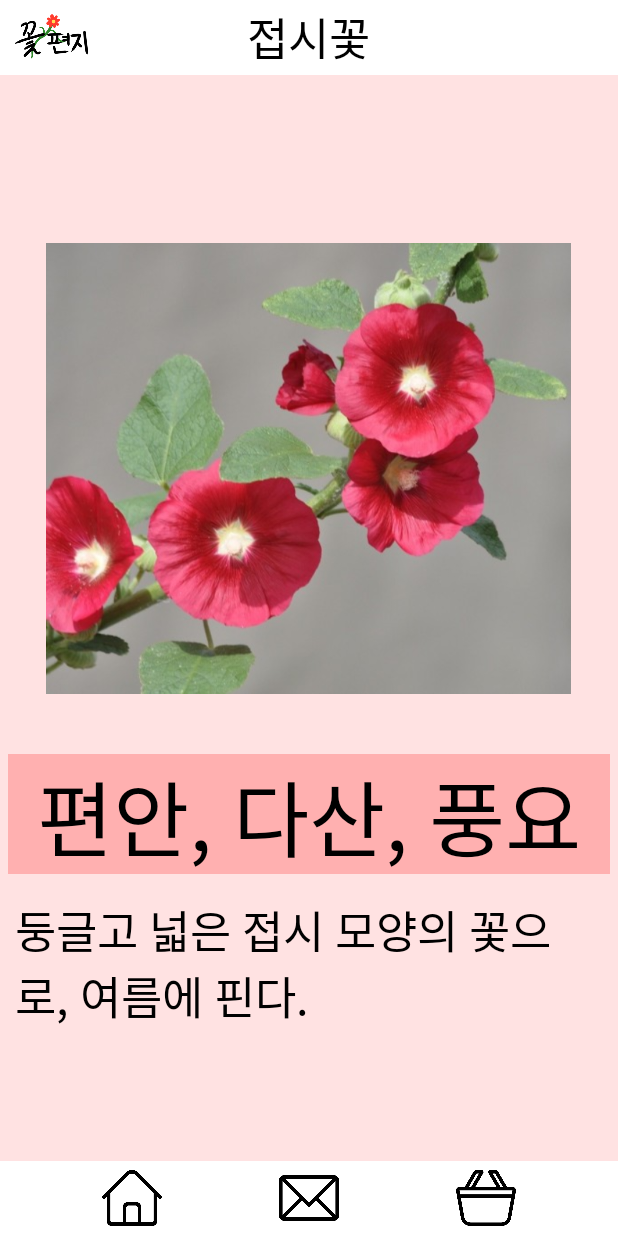
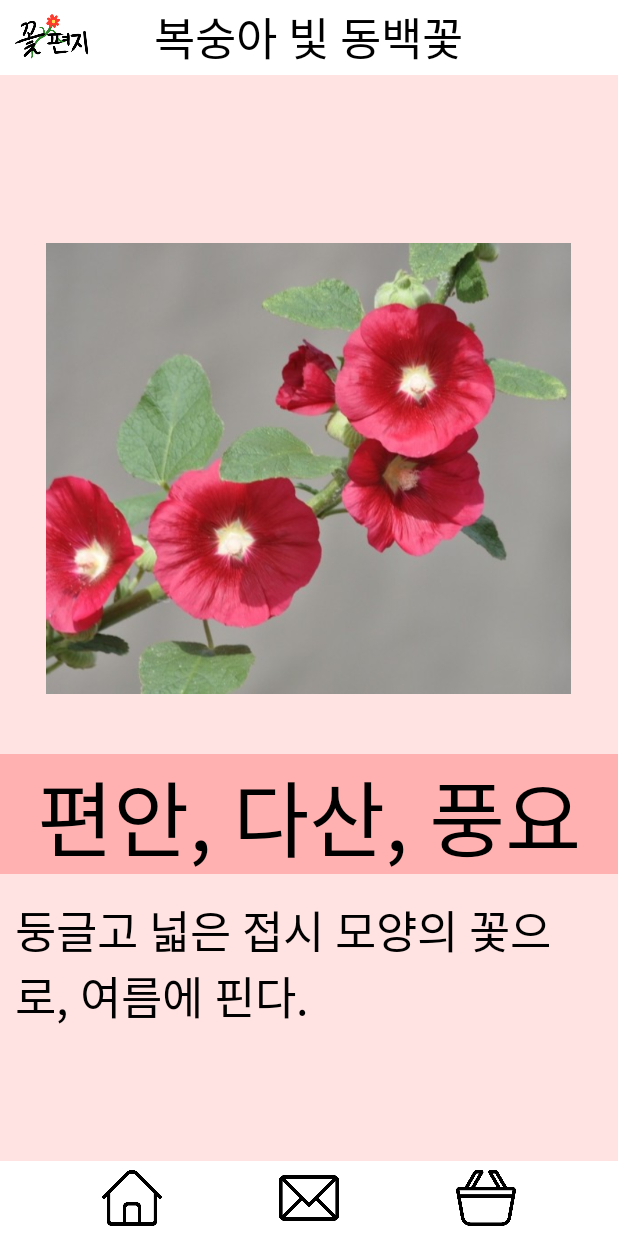
Before and after one commit to eunseo22/hackathon, an Android app: the fragment Luvpra_flower placed in its activity, on a phone screen of 412 x 824 dp. Run offline under Robolectric (Android 15) with nearby library versions, the phone set to English and light mode, and no system bars.

```diff
--- a/app/src/main/java/com/example/hackathon/Frag_bag.java
+++ b/app/src/main/java/com/example/hackathon/Frag_bag.java
@@ -18,7 +18,7 @@ public class Frag_bag extends Fragment {
     @Nullable
     @Override
     public View onCreateView(@NonNull LayoutInflater inflater, @Nullable ViewGroup container, @Nullable Bundle savedInstanceState) {
-        return inflater.inflate(R.layout.frag_bag, container, false);
+        return inflater.inflate(R.layout.bag, container, false);
 
     }
 }
--- a/app/src/main/java/com/example/hackathon/Frag_cate.java
+++ b/app/src/main/java/com/example/hackathon/Frag_cate.java
@@ -18,7 +18,7 @@ public class Frag_cate extends Fragment {
     @Nullable
     @Override
     public View onCreateView(@NonNull LayoutInflater inflater, @Nullable ViewGroup container, @Nullable Bundle savedInstanceState) {
-        return inflater.inflate(R.layout.frag_cate, container, false);
+        return inflater.inflate(R.layout.category, container, false);
 
     }
 }
--- a/app/src/main/java/com/example/hackathon/Frag_home.java
+++ b/app/src/main/java/com/example/hackathon/Frag_home.java
@@ -1,7 +1,5 @@
 package com.example.hackathon;
 
-import android.app.Activity;
-import android.content.Context;
 import android.os.Bundle;
 import android.view.LayoutInflater;
 import android.view.View;
@@ -11,7 +9,6 @@ import android.widget.Button;
 import androidx.annotation.NonNull;
 import androidx.annotation.Nullable;
 import androidx.fragment.app.Fragment;
-import androidx.fragment.app.FragmentTransaction;
 
 public class Frag_home extends Fragment{
 
@@ -22,8 +19,16 @@ public class Frag_home extends Fragment{
     @Nullable
     @Override
     public View onCreateView(@NonNull LayoutInflater inflater, @Nullable ViewGroup container, @Nullable Bundle savedInstanceState) {
-        View view = inflater.inflate(R.layout.frag_home, container, false);
+        View view = inflater.inflate(R.layout.home, container, false);
+        Button btn_luvpra = (Button)view.findViewById(R.id.btn_luvpra);
         Button btn_dasan = (Button)view.findViewById(R.id.btn_dasan);
+
+        btn_luvpra.setOnClickListener(new View.OnClickListener() {
+            @Override
+            public void onClick(View v) {
+                ((MainActivity)getActivity()).replaceFragment(Luvpra_flower.newInstance());
+            }
+        });
 
         btn_dasan.setOnClickListener(new View.OnClickListener(){
             public void onClick(View v){
--- a/app/src/main/java/com/example/hackathon/Dasan_flower.java
+++ b/app/src/main/java/com/example/hackathon/Luvpra_flower.java
@@ -9,16 +9,16 @@ import androidx.annotation.NonNull;
 import androidx.annotation.Nullable;
 import androidx.fragment.app.Fragment;
 
-public class Dasan_flower extends Fragment{
+public class Luvpra_flower extends Fragment{
 
-    public static Dasan_flower newInstance(){
-        return new Dasan_flower();
+    public static Luvpra_flower newInstance(){
+        return new Luvpra_flower();
 
     }
 
     @Nullable
     @Override
     public View onCreateView(@NonNull LayoutInflater inflater, @Nullable ViewGroup container, @Nullable Bundle savedInstanceState) {
-        return inflater.inflate(R.layout.dasan_flower, container, false);
+        return inflater.inflate(R.layout.flower_luvpra, container, false);
     }
 }
--- a/app/src/main/res/layout/activity_main.xml
+++ b/app/src/main/res/layout/activity_main.xml
@@ -36,7 +36,7 @@
                 android:layout_width="40dp"
                 android:layout_height="40dp"
                 android:layout_marginRight="78dp"
-                android:background="@drawable/home_flat"/>
+                android:background="@drawable/home"/>
             <Button
                 android:id="@+id/btn_cate"
                 android:layout_width="40dp"
--- a/app/src/main/res/layout/dasan_flower.xml
+++ b/app/src/main/res/layout/flower_luvpra.xml
@@ -2,7 +2,6 @@
 <FrameLayout
     xmlns:android="http://schemas.android.com/apk/res/android" android:layout_width="match_parent"
     android:layout_height="match_parent"
-    android:id="@+id/frag_dasan_flower"
     android:orientation="vertical">
 
     <LinearLayout
@@ -23,7 +22,7 @@
             android:layout_height="50dp"
             android:layout_gravity="center"
             android:layout_weight="12"
-            android:text="접시꽃"
+            android:text="복숭아 빛 동백꽃"
             android:textSize="30sp"
             android:textColor="#000000"
             android:gravity="center"/>
@@ -47,13 +46,14 @@
             android:layout_width="350dp"
             android:layout_height="350dp"
             android:layout_margin="10dp"
-            android:src="@drawable/dasan_flower"/>
+            android:src="@drawable/flower_dasan"/>
         <TextView
             android:layout_width="match_parent"
             android:layout_height="80dp"
             android:gravity="center"
             android:background="#ffb0b0"
-            android:layout_margin="5dp"
+            android:layout_marginTop="5dp"
+            android:layout_marginBottom="5dp"
             android:text="편안, 다산, 풍요"
             android:textSize="55sp"
             android:textColor="#000000"/>
--- a/app/src/main/res/layout/luvpra_flower.xml
+++ /dev/null
@@ -1,6 +0,0 @@
-<?xml version="1.0" encoding="utf-8"?>
-<androidx.constraintlayout.widget.ConstraintLayout
-    xmlns:android="http://schemas.android.com/apk/res/android" android:layout_width="match_parent"
-    android:layout_height="match_parent">
-
-</androidx.constraintlayout.widget.ConstraintLayout>
```
Also changed, not shown: app/src/main/res/layout/flower_dasan.xml (added, +74 -0 lines), app/src/main/res/layout/home.xml (renamed from app/src/main/res/layout/frag_home.xml, +5 -4 lines), app/src/main/res/drawable-v24/flower_dasan.png (renamed from app/src/main/res/drawable-v24/dasan_flower.png), app/src/main/res/drawable-v24/home.png (renamed from app/src/main/res/drawable-v24/home_flat.png), app/src/main/res/drawable-v24/home_chu_hanews.png (renamed from app/src/main/res/drawable-v24/hames.png), app/src/main/res/drawable-v24/home_chu_thankka.png (renamed from app/src/main/res/drawable-v24/thankka.png), app/src/main/res/drawable-v24/home_chuseok.png (renamed from app/src/main/res/drawable-v24/chuseok.png), app/src/main/res/layout/bag.xml (renamed from app/src/main/res/layout/frag_bag.xml), app/src/main/res/layout/category.xml (renamed from app/src/main/res/layout/frag_cate.xml).
